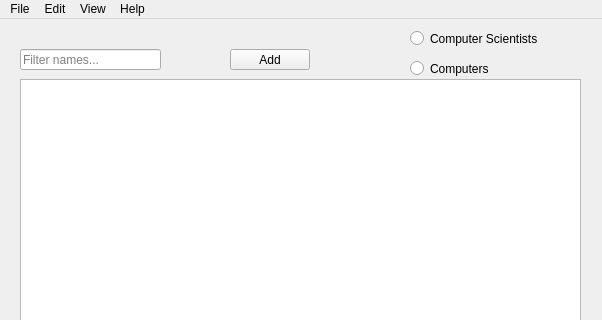
First picture: the form in mainwindow.ui, repository hrafnkelli14/Verklegt-verkefni-3, before the edit; both pictures show x 0 to 602 and y 0 to 320 of the 602 by 498 pixel window.
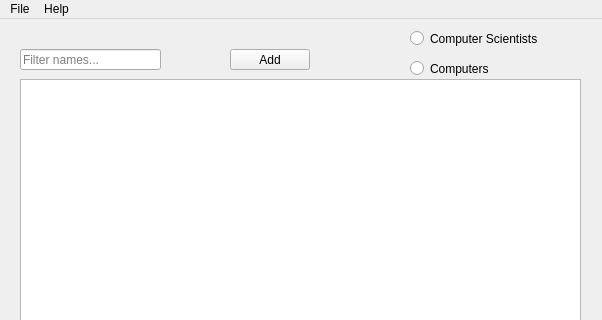
Second picture: the form after the edit.

Commit message: removed useless menus from menubar

The edit to the form file:
```diff
--- a/mainwindow.ui
+++ b/mainwindow.ui
@@ -99,16 +99,6 @@
     </property>
     <addaction name="actionExit"/>
    </widget>
-   <widget class="QMenu" name="menuEdit">
-    <property name="title">
-     <string>Edit</string>
-    </property>
-   </widget>
-   <widget class="QMenu" name="menuView">
-    <property name="title">
-     <string>View</string>
-    </property>
-   </widget>
    <widget class="QMenu" name="menuHelp">
     <property name="title">
      <string>Help</string>
@@ -118,8 +108,6 @@
     <addaction name="actionAbout"/>
    </widget>
    <addaction name="menuSkil_3"/>
-   <addaction name="menuEdit"/>
-   <addaction name="menuView"/>
    <addaction name="menuHelp"/>
   </widget>
   <action name="actionView">
```
